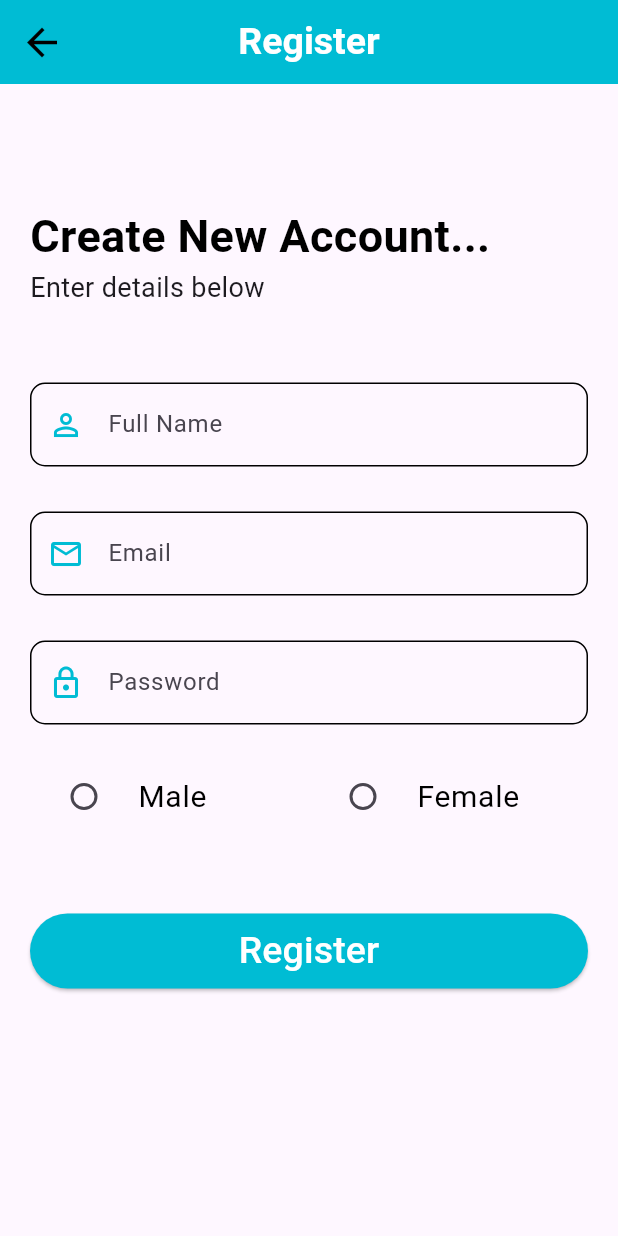
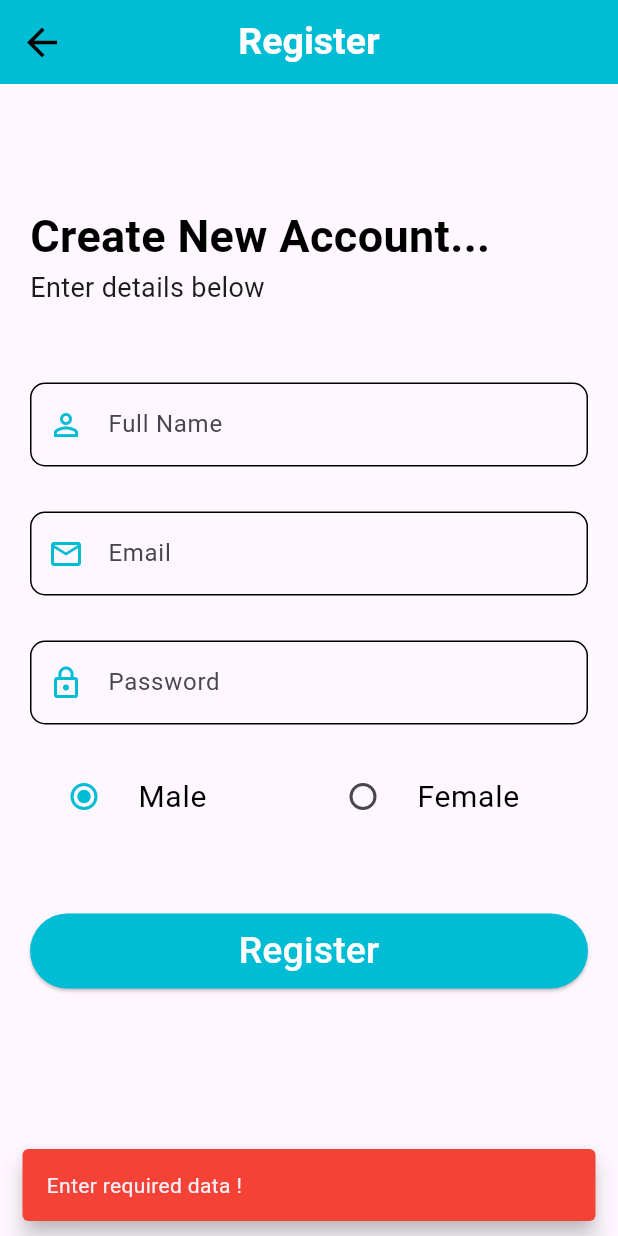
Before and after one commit to loaighazali/FirstApiProject, a Flutter app: the RegisterScreen screen opened by its route, after a tap on "Register", on a phone screen of 412 x 824 dp. Run offline on Flutter 3.47's test engine with Material 3 defaults, Android fonts, the phone set to English and light mode, and no system bars.

Commit message:
Request post data Register

```diff
--- a/lib/api/api_setting.dart
+++ b/lib/api/api_setting.dart
@@ -6,5 +6,7 @@ class ApiSetting {
 
   static const users = _apiUrl + 'users' ;
   static const categories = _apiUrl + 'categories';
+  static const register = _apiUrl + 'students/auth/register';
+
 
 }
--- /dev/null
+++ b/lib/helpers/helpers.dart
@@ -0,0 +1,18 @@
+import 'package:flutter/cupertino.dart';
+import 'package:flutter/material.dart';
+
+mixin Helpers {
+  void showSnackBar({
+    required BuildContext context,
+    required String message,
+    bool error = false,
+  }) {
+    ScaffoldMessenger.of(context).showSnackBar(
+      SnackBar(
+        content: Text(message),
+        behavior: SnackBarBehavior.floating ,
+        backgroundColor: error ? Colors.red : Colors.green,
+      ),
+    );
+  }
+}
--- /dev/null
+++ b/lib/models/students.dart
@@ -0,0 +1,27 @@
+class Students {
+ late int? id;
+ late String fullName;
+ late String email;
+ late String gender;
+ late Null? verificationCode;
+ late Null? fcmToken;
+ late String password ;
+ late String token;
+ late String refreshToken;
+ late bool isActive;
+
+  Students();
+
+  Students.fromJson(Map<String, dynamic> json) {
+    id = json['id'];
+    fullName = json['full_name'];
+    email = json['email'];
+    gender = json['gender'];
+    verificationCode = json['verification_code'];
+    fcmToken = json['fcm_token'];
+    token = json['token'];
+    refreshToken = json['refresh_token'];
+    isActive = json['is_active'];
+  }
+
+}
--- a/lib/screens/auth/register_screen.dart
+++ b/lib/screens/auth/register_screen.dart
@@ -1,3 +1,6 @@
+import 'package:elancer_api/api/controllers/auth_api_controller.dart';
+import 'package:elancer_api/helpers/helpers.dart';
+import 'package:elancer_api/models/students.dart';
 import 'package:flutter/material.dart';
 
 import '../../widgets/app_text_field.dart';
@@ -9,13 +12,13 @@ class RegisterScreen extends StatefulWidget {
   State<RegisterScreen> createState() => _RegisterScreenState();
 }
 
-class _RegisterScreenState extends State<RegisterScreen> {
+class _RegisterScreenState extends State<RegisterScreen> with Helpers {
 
   late TextEditingController _nameEditingController ;
   late TextEditingController _emailEditingController ;
   late TextEditingController _passwordEditingController ;
 
-  String groupValue  = '';
+  String groupValue  = 'M';
 
   @override
   void initState() {
@@ -147,7 +150,7 @@ class _RegisterScreenState extends State<RegisterScreen> {
               minimumSize: const Size(0, 50),
               backgroundColor: Colors.cyan,
             ),
-            onPressed: () {},
+            onPressed: () async => await performRegister(),
             child: const Text(
               'Register',
               style: TextStyle(
@@ -163,4 +166,36 @@ class _RegisterScreenState extends State<RegisterScreen> {
       ),
     );
   }
+
+  Future<void> performRegister()async{
+    if(checkData()){
+      await register();
+    }
+  }
+
+   bool checkData(){
+    if(_nameEditingController.text.isNotEmpty &&
+    _passwordEditingController.text.isNotEmpty &&
+    _passwordEditingController.text.isNotEmpty){
+      return true;
+    }
+    else{
+      showSnackBar(context: context, message: 'Enter required data !' , error: true);
+      return false;
+    }
+    }
+
+  Future<void> register()async{
+   bool status = await AuthApiController().register(context, students: students);
+   if(status) Navigator.pop(context);
+  }
+
+  Students get students{
+    Students students = Students();
+    students.fullName = _nameEditingController.text;
+    students.email = _emailEditingController.text;
+    students.password = _passwordEditingController.text;
+    students.gender = groupValue;
+    return students;
+  }
 }
```
Also changed, not shown: lib/api/controllers/auth_api_controller.dart (added, +36 -0 lines).
